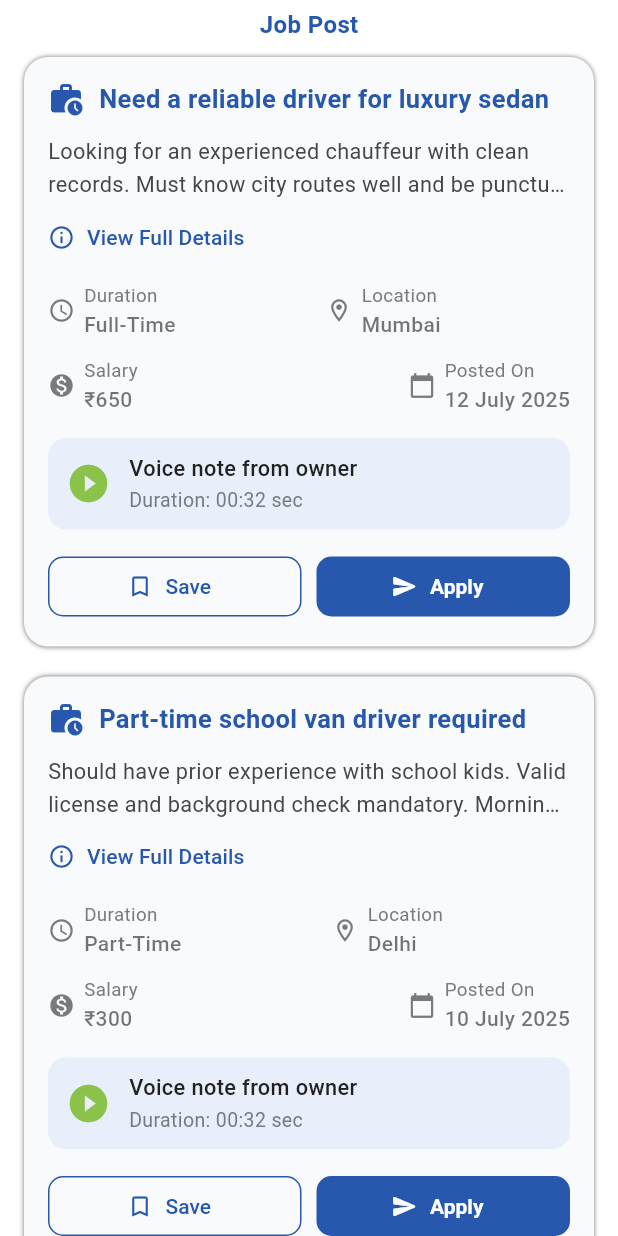
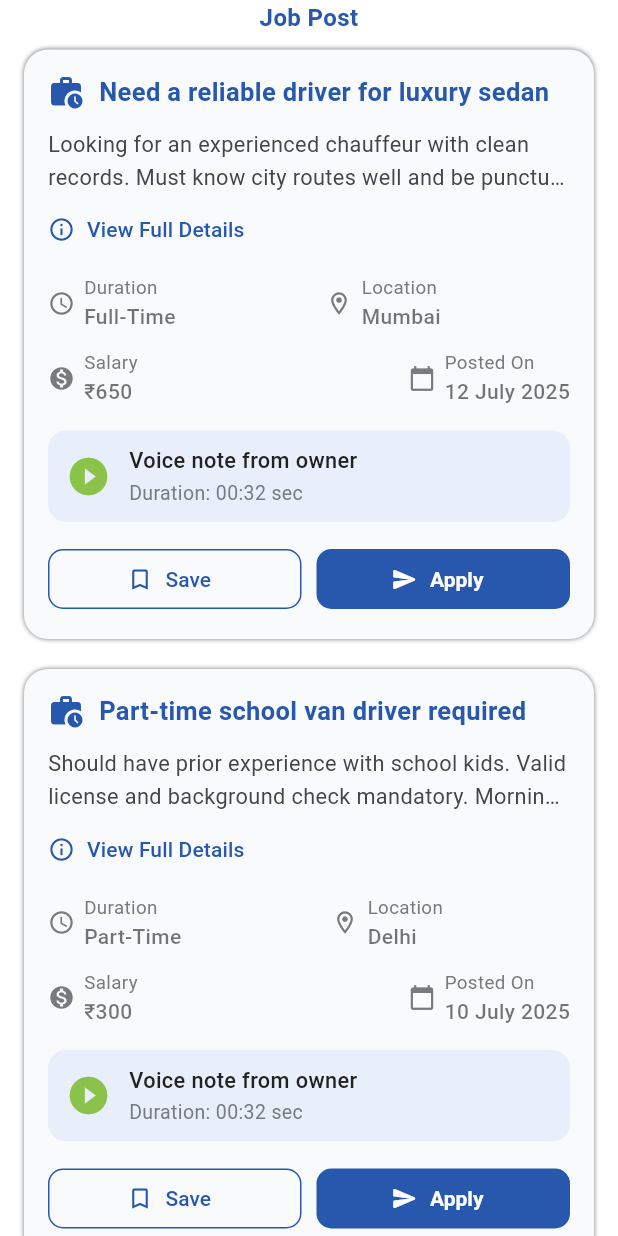
Before and after one commit to Pritam81/sarthifordrivers, a Flutter app: the FindAJobScreen screen opened directly, on a phone screen of 412 x 824 dp. Run offline on Flutter 3.47's test engine with Material 3 defaults, Android fonts, the light colour scheme and no system bars; our stand-ins replace get, google_fonts, percent_indicator.

Commit message:
jp post space error resolved

```diff
--- a/lib/screens/landing/HomeTab/find_a_job_screen.dart
+++ b/lib/screens/landing/HomeTab/find_a_job_screen.dart
@@ -68,23 +68,22 @@
   @override
   Widget build(BuildContext context) {
     return Scaffold(
-      backgroundColor: Colors.white,
+      backgroundColor: const Color.fromARGB(255, 255, 255, 255),
       body: Column(
         children: [
-          SizedBox(height: 5),
-          Center(
-            child: Text(
-              "Job Post",
-              style: TextStyle(
-                fontWeight: FontWeight.w600,
-                color: primaryColor,
-                fontSize: 16,
-              ),
+          Text(
+            "Job Post",
+            textAlign: TextAlign.center,
+            style: TextStyle(
+              fontWeight: FontWeight.w600,
+              color: primaryColor,
+              fontSize: 16,
             ),
           ),
 
           Expanded(
             child: ListView.builder(
+              padding: EdgeInsets.zero, //
               itemCount: jobPost.length,
               itemBuilder: (BuildContext context, int index) {
                 return jobPostCardDesign(
```
